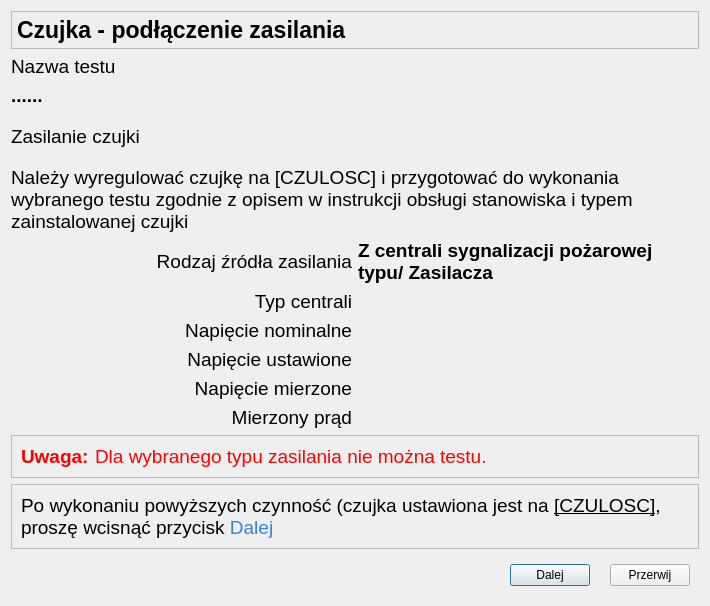
Qt form CzujkiLinioweApp/oknozasilaniaczujki.ui (wiacekmarcin/CzujkiLiniowe) before a commit.
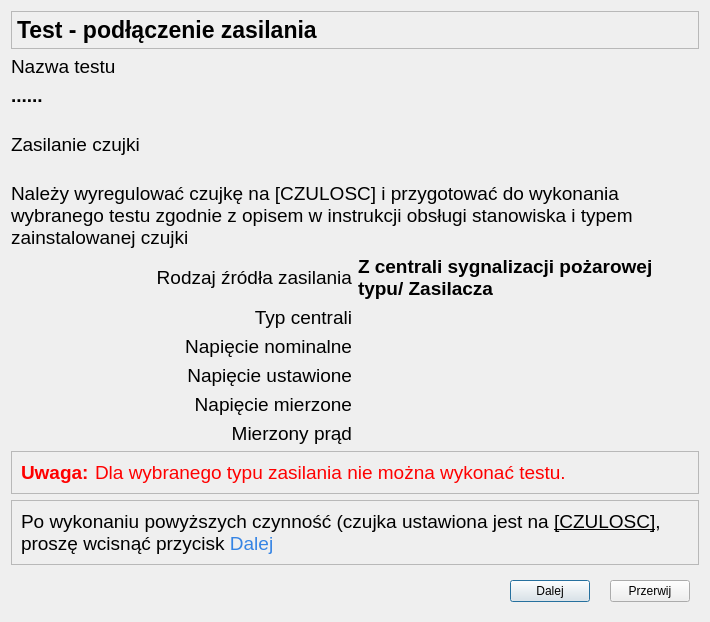
The same form after that commit. Icons and pictures are not drawn.

What changed in the file:
```diff
--- a/CzujkiLinioweApp/oknozasilaniaczujki.ui
+++ b/CzujkiLinioweApp/oknozasilaniaczujki.ui
@@ -7,7 +7,7 @@
     <x>0</x>
     <y>0</y>
     <width>710</width>
-    <height>606</height>
+    <height>622</height>
    </rect>
   </property>
   <property name="windowTitle">
@@ -126,7 +126,7 @@
          </font>
         </property>
         <property name="text">
-         <string>Czujka - podłączenie zasilania </string>
+         <string>Test - podłączenie zasilania </string>
         </property>
        </widget>
       </item>
@@ -205,7 +205,7 @@
          <string notr="true">color:red</string>
         </property>
         <property name="text">
-         <string>Dla wybranego typu zasilania nie można testu.</string>
+         <string>Dla wybranego typu zasilania nie można wykonać testu.</string>
         </property>
        </widget>
       </item>
```
